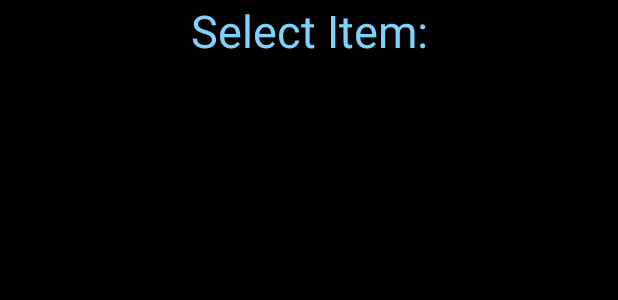
After one commit to celestial-bodies/celestial-bodies-client, an Android app: the layout fragment_dashboard.xml on its own in the app's theme, with its tools: preview values and no code run, on a phone screen of 412 x 824 dp. The commit adds this screen. Shown: the top 300 px of the screen. Run offline under Robolectric (Android 15) with nearby library versions, the light colour scheme and no system bars.

Commit message:
started building fragments

```diff
--- a/app/src/main/AndroidManifest.xml
+++ b/app/src/main/AndroidManifest.xml
@@ -10,8 +10,8 @@
     android:supportsRtl="true"
     android:theme="@style/AppTheme">
     <activity
-      android:label="@string/title_activity_main"
-      android:name=".MainActivity">
+      android:label="@string/app_name"
+      android:name=".controller.MainActivity">
       <intent-filter>
         <action android:name="android.intent.action.MAIN"/>
 
--- a/app/src/main/java/edu/cnm/deepdive/celestialbodies/model/Display.java
+++ b/app/src/main/java/edu/cnm/deepdive/celestialbodies/model/entity/Display.java
@@ -1,4 +1,4 @@
-package edu.cnm.deepdive.celestialbodies.model;
+package edu.cnm.deepdive.celestialbodies.model.entity;
 
 
 import android.arch.persistence.room.ColumnInfo;
--- a/app/src/main/java/edu/cnm/deepdive/celestialbodies/model/User.java
+++ b/app/src/main/java/edu/cnm/deepdive/celestialbodies/model/entity/User.java
@@ -1,4 +1,4 @@
-package edu.cnm.deepdive.celestialbodies.model;
+package edu.cnm.deepdive.celestialbodies.model.entity;
 
 import android.arch.persistence.room.ColumnInfo;
 import android.arch.persistence.room.Entity;
--- a/app/src/main/res/color/bottom_navigation_item.xml
+++ b/app/src/main/res/color/bottom_navigation_item.xml
@@ -1,5 +1,5 @@
 <?xml version="1.0" encoding="utf-8"?>
 <selector xmlns:android="http://schemas.android.com/apk/res/android">
-  <item android:state_checked="true" android:color="@color/checkedNavigatorItem"/>
+  <item android:state_checked="true" android:color="@color/design_default_color_primary"/>
   <item android:color="@color/navigatorItem"/>
 </selector>
--- a/app/src/main/res/layout/activity_main.xml
+++ b/app/src/main/res/layout/activity_main.xml
@@ -7,7 +7,7 @@
   android:layout_width="match_parent"
   android:layout_height="match_parent"
   android:background="@drawable/milky_way"
-  tools:context=".MainActivity">
+  tools:context=".controller.MainActivity">
 
   <!--<TextView-->
     <!--android:id="@+id/message"-->
--- /dev/null
+++ b/app/src/main/res/layout/fragment_dashboard.xml
@@ -0,0 +1,29 @@
+<?xml version="1.0" encoding="utf-8"?>
+<android.support.constraint.ConstraintLayout xmlns:android="http://schemas.android.com/apk/res/android"
+  xmlns:tools="http://schemas.android.com/tools"
+  android:layout_width="match_parent"
+  android:layout_height="match_parent"
+  xmlns:app="http://schemas.android.com/apk/res-auto"
+  android:background="#000000"
+  tools:context=".controller.InfoFragment">
+
+  <TextView
+    android:id="@+id/yourFootprint"
+    android:layout_width="wrap_content"
+    android:layout_height="wrap_content"
+    android:layout_marginBottom="4dp"
+    android:paddingBottom="15dp"
+    android:gravity="center"
+    android:text="@string/select_item"
+    android:textColor="@color/colorAccent"
+    android:textSize="30sp"
+    app:layout_constraintRight_toRightOf="parent"
+    app:layout_constraintLeft_toLeftOf="parent"
+
+
+    />
+
+
+
+
+</android.support.constraint.ConstraintLayout>
--- a/app/src/main/res/values/colors.xml
+++ b/app/src/main/res/values/colors.xml
@@ -2,7 +2,7 @@
 <resources>
   <color name="colorPrimary">#3F51B5</color>
   <color name="colorPrimaryDark">#303F9F</color>
-  <color name="colorAccent">#FF4081</color>
+  <color name="colorAccent">#7fd2fc</color>
   <color name="active_tab_color">#FFFFFF</color>
   <color name="inactive_tab_color">#538fe2</color>
   <color name="checkedNavigatorItem">#FFFFFFFF</color>
--- a/app/src/main/res/values/strings.xml
+++ b/app/src/main/res/values/strings.xml
@@ -7,4 +7,10 @@
   <string name="title_notifications">Notifications</string>
   <string name="search">Search</string>
   <string name="info">Info</string>
+
+  <!-- TODO: Remove or change this placeholder text -->
+  <string name="hello_blank_fragment">Hello blank fragment</string>
+  <string name="search_hint">Search</string>
+  <string name="information_title">Information:</string>
+  <string name="select_item">Select Item:</string>
 </resources>
--- a/app/src/main/res/values/styles.xml
+++ b/app/src/main/res/values/styles.xml
@@ -13,7 +13,7 @@
     <item name="android:layout_marginStart">0dp</item>
     <item name="android:layout_marginEnd">0dp</item>
     <item name="android:background">@color/colorPrimary</item>
-    <item name="itemIconTint">@color/bottom_navigation_item</item>
+    <item name="itemIconTint">@color/colorAccent</item>
     <item name="itemTextColor">@color/bottom_navigation_item</item>
   </style>
 
```
Also changed, not shown: app/src/main/java/edu/cnm/deepdive/celestialbodies/controller/DashboardFragment.java (added, +76 -0 lines), app/src/main/java/edu/cnm/deepdive/celestialbodies/controller/InfoFragment.java (added, +81 -0 lines), app/src/main/java/edu/cnm/deepdive/celestialbodies/controller/MainActivity.java (renamed from app/src/main/java/edu/cnm/deepdive/celestialbodies/MainActivity.java, +34 -9 lines), app/src/main/java/edu/cnm/deepdive/celestialbodies/controller/SearchFragment.java (added, +83 -0 lines), app/src/main/java/edu/cnm/deepdive/celestialbodies/service/FragmentService.java (added, +120 -0 lines), app/src/main/res/layout/activity_sensor.xml (+9 -1 lines), app/src/main/res/layout/fragment_info.xml (added, +29 -0 lines), app/src/main/res/layout/fragment_search.xml (added, +38 -0 lines), app/src/main/java/edu/cnm/deepdive/celestialbodies/controller/SensoryActivity.java (renamed from app/src/main/java/edu/cnm/deepdive/celestialbodies/SensoryActivity.java).
